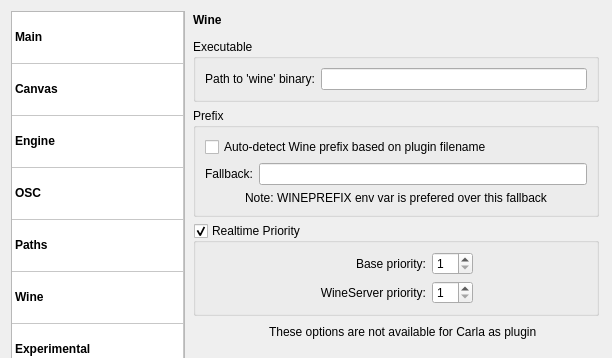
First picture: the form in resources/ui/carla_settings.ui, repository falkTX/Carla, before the edit; both pictures show x 0 to 612 and y 0 to 358 of the 612 by 572 pixel window.
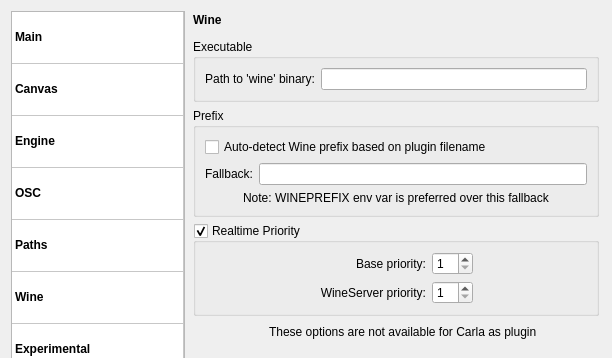
Second picture: the form after the edit. The open tabs and pages were chosen to show the change. Icons and pictures are not drawn.

Patch:
```diff
--- a/resources/ui/carla_settings.ui
+++ b/resources/ui/carla_settings.ui
@@ -2076,7 +2076,7 @@
             <item row="2" column="0" colspan="2">
              <widget class="QLabel" name="label_30">
               <property name="text">
-               <string>Note: WINEPREFIX env var is prefered over this fallback</string>
+               <string>Note: WINEPREFIX env var is preferred over this fallback</string>
               </property>
               <property name="alignment">
                <set>Qt::AlignCenter</set>
```
